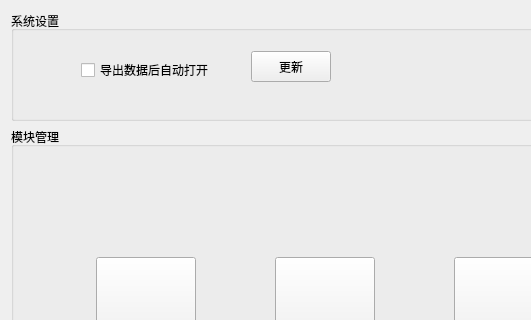
Old version of the form Qt/ERP/systemmanager.ui in the repository superp2017/NTERP; both pictures show x 0 to 531 and y 0 to 320 of the 830 by 690 pixel window.
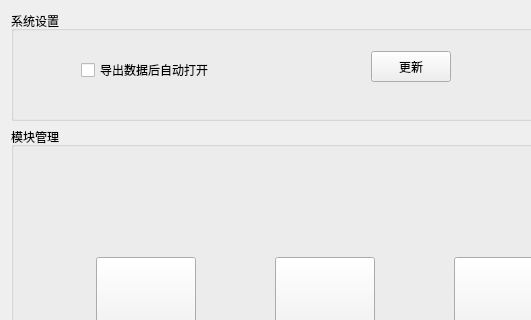
New version of the form.

Diff of the .ui file:
```diff
--- a/Qt/ERP/systemmanager.ui
+++ b/Qt/ERP/systemmanager.ui
@@ -24,7 +24,7 @@
        <rect>
         <x>70</x>
         <y>50</y>
-        <width>133</width>
+        <width>251</width>
         <height>18</height>
        </rect>
       </property>
@@ -35,7 +35,7 @@
      <widget class="QPushButton" name="pushButton_update">
       <property name="geometry">
        <rect>
-        <x>240</x>
+        <x>360</x>
         <y>40</y>
         <width>80</width>
         <height>31</height>
```
